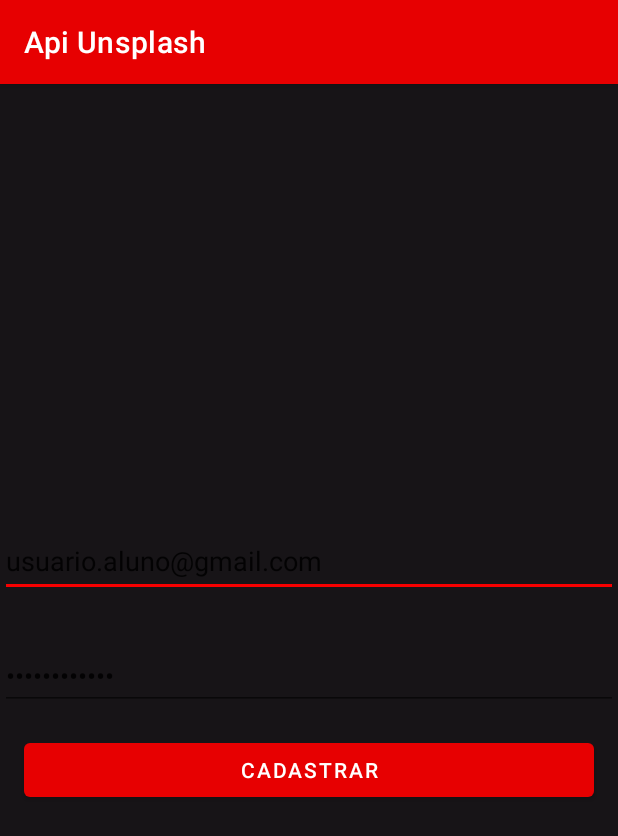
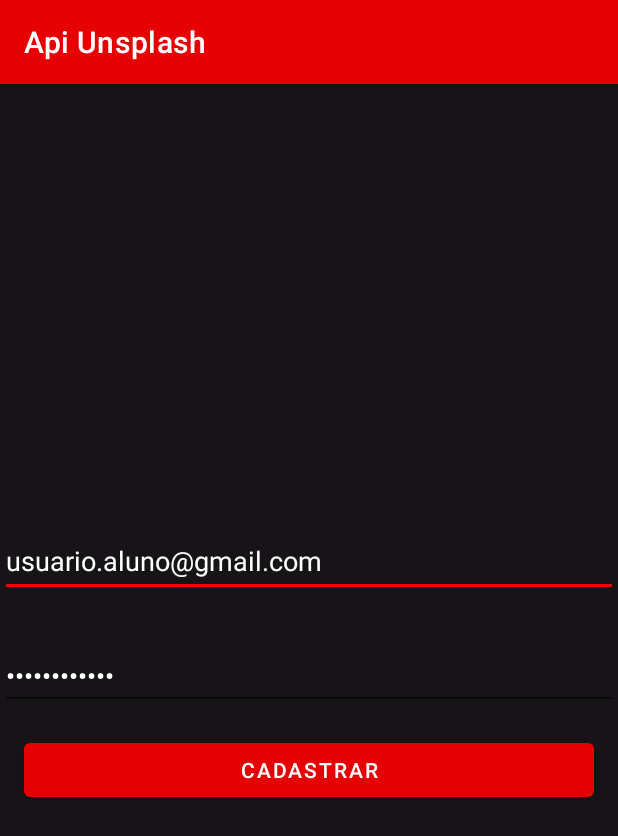
Before and after one commit to pauloprata/Api-unsplash, an Android app: the CadastroActivity screen opened directly, with no data from a screen before it, on a phone screen of 412 x 824 dp. Shown: the top 836 px of the screen. Run offline under Robolectric (Android 15) with nearby library versions, the phone set to English and light mode, and no system bars; our stand-ins replace Firebase (no records; nobody signed in at launch, a user with empty details on screens opened directly).

Commit message:
text color

```diff
--- a/app/src/main/res/layout/activity_cadastro.xml
+++ b/app/src/main/res/layout/activity_cadastro.xml
@@ -29,6 +29,8 @@
         android:ems="10"
         android:inputType="textEmailAddress"
         android:minHeight="48dp"
+        android:textColor="@color/branco"
+        android:textColorHint="@color/branco"
         android:text="usuario.aluno@gmail.com"
         app:layout_constraintBottom_toBottomOf="parent"
         app:layout_constraintEnd_toEndOf="parent"
@@ -44,6 +46,8 @@
         android:hint="Digite sua senha"
         android:inputType="textPassword"
         android:text="jamilton22!@"
+        android:textColorHint="@color/branco"
+        android:textColor="@color/branco"
         app:layout_constraintEnd_toEndOf="parent"
         app:layout_constraintHorizontal_bias="0.5"
         app:layout_constraintStart_toStartOf="parent"
```
Also changed, not shown: app/src/main/java/com/example/apiunsplash/Imagens/principal.png (added), app/src/main/java/com/example/apiunsplash/Imagens/telacadastrar.png (added), app/src/main/java/com/example/apiunsplash/Imagens/telalogin.png (added), app/src/main/java/com/example/apiunsplash/Imagens/telapsquisa.png (added).
